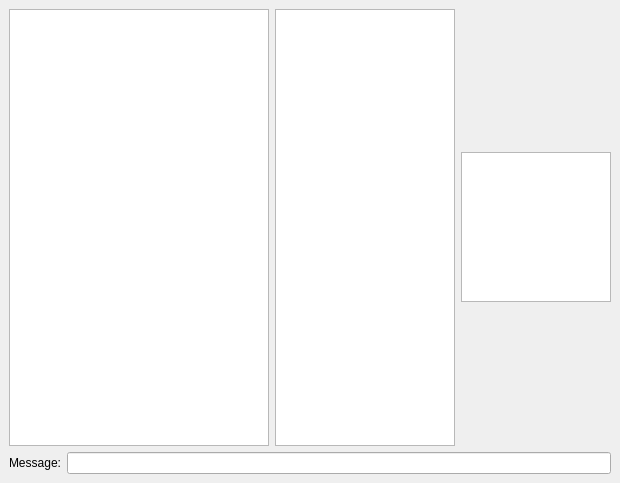
First picture: the form in Freechat/freechat.ui, repository bogdyname/Freechat-OSX, before the edit.
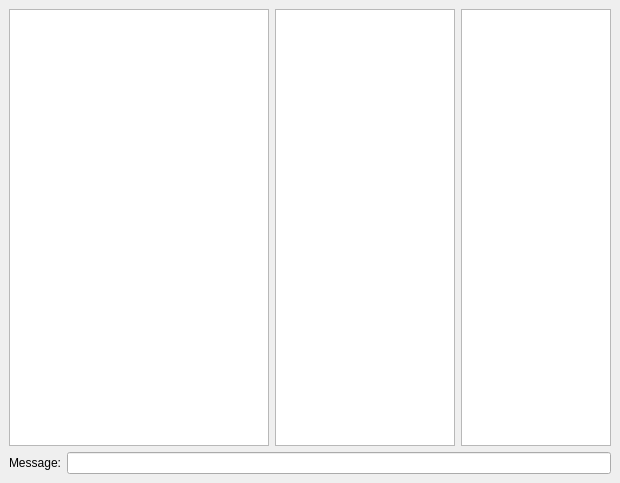
Second picture: the form after the edit. Icons and pictures are not drawn.

The edit to the form file:
```diff
--- a/Freechat/freechat.ui
+++ b/Freechat/freechat.ui
@@ -77,11 +77,11 @@
       </widget>
      </item>
      <item>
-      <widget class="QListView" name="listViewWithNetworkData">
+      <widget class="QTextEdit" name="listViewWithNetworkData">
        <property name="maximumSize">
         <size>
          <width>150</width>
-         <height>150</height>
+         <height>16777215</height>
         </size>
        </property>
       </widget>
```
